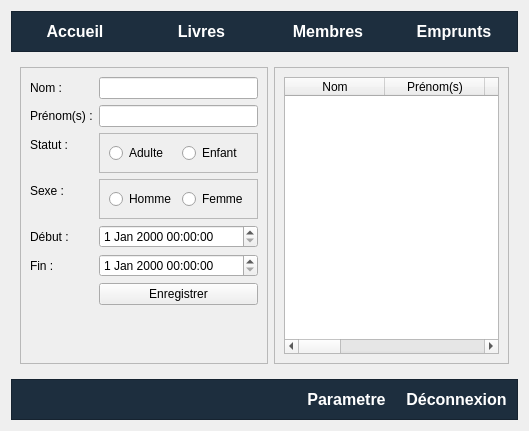
Before: the Qt Designer form app.ui in Totelof10/biblio, drawn with Qt 5.
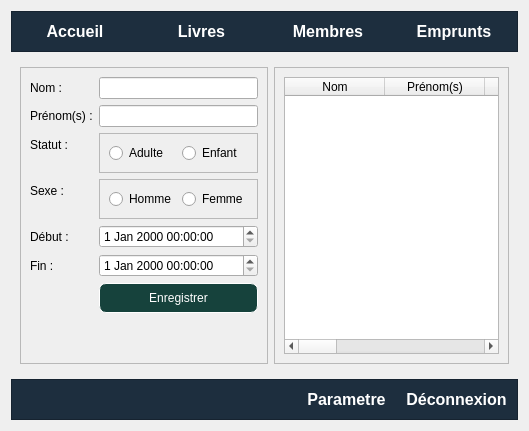
After: the same form once the commit is applied. Icons and pictures are not drawn.

What changed in the file:
```diff
--- a/app.ui
+++ b/app.ui
@@ -591,6 +591,18 @@
           </item>
           <item row="6" column="1">
            <widget class="QPushButton" name="btnEnregistrerMembre">
+            <property name="styleSheet">
+             <string notr="true">QPushButton{
+	border: 1px solid white;
+	border-radius: 7px;
+	background-color: #16423C;
+	color:white;
+	padding: 7px;
+}
+QPushButton:hover{
+	background-color: #6A9C89;
+}</string>
+            </property>
             <property name="text">
              <string>Enregistrer</string>
             </property>
@@ -647,12 +659,17 @@
             </column>
             <column>
              <property name="text">
-              <string>Renouvellement</string>
+              <string>Montant</string>
              </property>
             </column>
             <column>
              <property name="text">
-              <string>Supprimer</string>
+              <string/>
+             </property>
+            </column>
+            <column>
+             <property name="text">
+              <string/>
              </property>
             </column>
            </widget>
```
Left out of the diff: 14 changed lines with no effect on the pictures.
